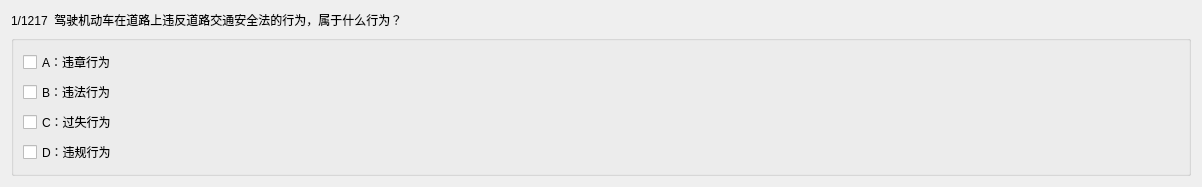
Qt form Exam/customitem.ui (nbhhcty/QtExam) before a commit.
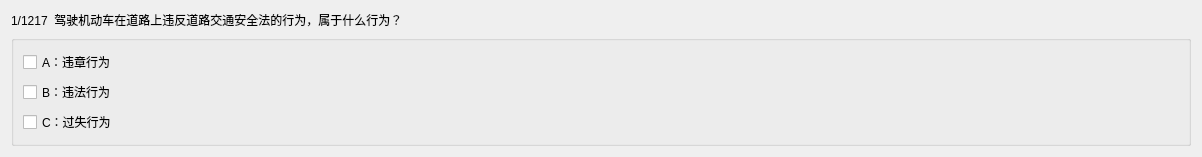
The same form after that commit.

The edit to the form file:
```diff
--- a/Exam/customitem.ui
+++ b/Exam/customitem.ui
@@ -7,7 +7,7 @@
     <x>0</x>
     <y>0</y>
     <width>1202</width>
-    <height>177</height>
+    <height>153</height>
    </rect>
   </property>
   <property name="windowTitle">
@@ -48,13 +48,6 @@
         </property>
        </widget>
       </item>
-      <item>
-       <widget class="QCheckBox" name="checkBox_D">
-        <property name="text">
-         <string>D：违规行为</string>
-        </property>
-       </widget>
-      </item>
      </layout>
     </widget>
    </item>
```
